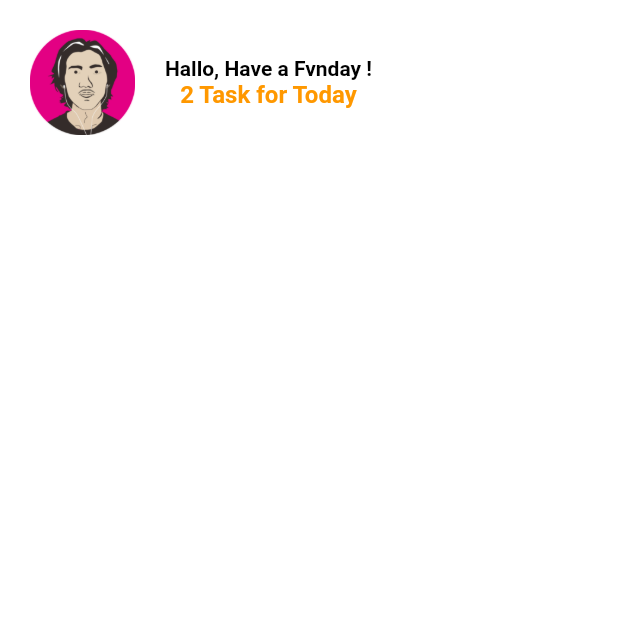
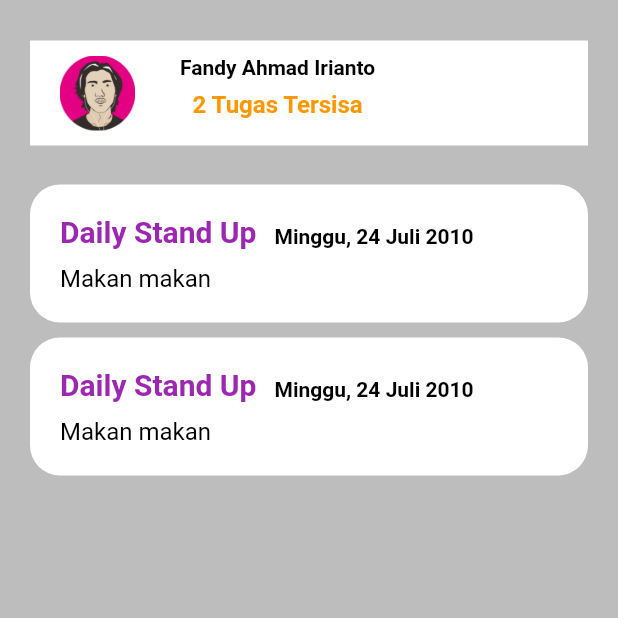
Before and after one commit to thefvnday/RoadToIP, a Flutter app: the screen it shows after launch, after a tap on "Sign in with Email", on a phone screen of 412 x 824 dp, the top half of it. Run offline on Flutter 3.47's test engine with Material 2 defaults, Android fonts, the phone set to English and light mode, and no system bars; our stand-ins replace flutter_signin_button, flutter_svg.

Commit message:
update tampian homescreen

```diff
--- a/todolist/lib/Screens/Home/components/body.dart
+++ b/todolist/lib/Screens/Home/components/body.dart
@@ -1,4 +1,7 @@
 import 'package:flutter/material.dart';
+import 'package:todolist/Screens/Home/components/img_header.dart';
+import 'package:todolist/Screens/Home/components/task_card_widget.dart';
+import 'package:todolist/Screens/Home/components/text_header.dart';
 
 class Body extends StatelessWidget {
   const Body({Key? key}) : super(key: key);
@@ -6,57 +9,111 @@ class Body extends StatelessWidget {
   @override
   Widget build(BuildContext context) {
     return Scaffold(
-      body: ListView(
+      backgroundColor: Colors.black26,
+      body: Container(
+        child: ListView(
           children: <Widget>[
             SizedBox(
-            height: 20,
+              height: 7,
             ),
             Padding(
-            padding: EdgeInsets.symmetric(horizontal: 20),
+              padding: EdgeInsets.symmetric(horizontal: 20, vertical: 20),
+              child: Container(
+                color: Colors.white,
+                height: 70,
+                padding: EdgeInsets.only(left: 10, top: 10, bottom: 10),
                 child: Row(
                   mainAxisAlignment: MainAxisAlignment.start,
                   children: <Widget>[
-                Container(
-                  height: 70,
-                  width: 70,
-                  decoration: BoxDecoration(
-                    image: DecorationImage(
-                      image: AssetImage('assets/images/fvn.png'),
-                    ),
-                    borderRadius: BorderRadius.circular(10),
-                  ),
+                    ImgHeader(
+                      imgheader: 'assets/images/fvn.png',
                     ),
                     SizedBox(
                       width: 20,
                     ),
-                Column(
-                  mainAxisAlignment: MainAxisAlignment.start,
-                  children: <Widget>[
-                    Text(
-                      "Hallo, Have a Fvnday !",
-                      style: TextStyle(
-                          fontSize: 14,
-                          fontWeight: FontWeight.bold,
-                          color: Colors.black),
-                    ),
-                    SizedBox(
-                      width: 5,
-                    ),
-                    Text(
-                      "2 Task for Today",
-                      style: TextStyle(
-                          fontSize: 16,
-                          fontWeight: FontWeight.bold,
-                          color: Colors.orange),
+                    TextHeader(
+                      TextName: 'Fandy Ahmad Irianto',
+                      TextNotif: '2 Tugas Tersisa',
                     ),
                   ],
                 ),
-              SizedBox(height: 40.0,),
-
+              ),
+            ),
+            Padding(
+              padding: EdgeInsets.symmetric(horizontal: 20, vertical: 6),
+              child: SafeArea(
+                child: Container(
+                  width: double.infinity,
+                  padding: EdgeInsets.symmetric(),
+                  child: Stack(
+                    children: [
+                      Column(
+                        children: [
+                          TaskCardWidget(
+                            title: 'Daily Stand Up',
+                            note: 'Makan makan',
+                            date: 'Minggu, 24 Juli 2010',
+                          ),
+                          TaskCardWidget(
+                            title: 'Daily Stand Up',
+                            note: 'Makan makan',
+                            date: 'Minggu, 24 Juli 2010',
+                          ),
+                        ],
+                      )
                     ],
                   ),
-          )
+                ),
+              ),
+            ),
+            SizedBox(
+              height: 20,
+            ),
+
+            // Container(
+            //   child: Row(
+            //     mainAxisAlignment: MainAxisAlignment.spaceEvenly,
+            //     children: <Widget>[
+            //       Positioned(
+
+            //         bottom: 0,
+            //         child: Container(
+            //           width: 50,
+            //           height: 50,
+            //           child: Icon(
+            //             Icons.task,
+            //             color: Colors.blue,
+            //           ),
+            //         ),
+            //       ),
+            //       Positioned(
+            //         bottom: 0,
+            //         child: Container(
+            //           width: 50,
+            //           height: 50,
+            //           decoration: BoxDecoration(
+            //               color: Colors.blue,
+            //               borderRadius: BorderRadius.circular(20)),
+            //           child: Icon(
+            //             Icons.add,
+            //             color: Colors.white,
+            //           ),
+            //         ),
+            //       ),
+            //       Positioned(
+            //         bottom: 0,
+            //         left: 0,
+            //         child: Container(
+            //           width: 50,
+            //           height: 50,
+            //           child: Icon(Icons.settings, color: Colors.blue),
+            //         ),
+            //       )
+            //     ],
+            //   ),
+            // )
           ],
+        ),
       ),
     );
   }
--- /dev/null
+++ b/todolist/lib/Screens/Home/components/img_header.dart
@@ -0,0 +1,23 @@
+import 'package:flutter/material.dart';
+
+
+class ImgHeader extends StatelessWidget {
+  final String imgheader;
+  const ImgHeader({
+    Key? key, required this.imgheader,
+  }) : super(key: key);
+
+  @override
+  Widget build(BuildContext context) {
+    return Container(
+      height: 70,
+      width: 70,
+      decoration: BoxDecoration(
+        image: DecorationImage(
+          image: AssetImage(imgheader),
+        ),
+        borderRadius: BorderRadius.circular(10),
+      ),
+    );
+  }
+}
--- /dev/null
+++ b/todolist/lib/Screens/Home/components/task_card_widget.dart
@@ -0,0 +1,67 @@
+import 'package:flutter/material.dart';
+
+
+class TaskCardWidget extends StatelessWidget {
+  final String title;
+  final String note;
+  final String date;
+  const TaskCardWidget(
+      {Key? key, required this.title, required this.note, required this.date})
+      : super(key: key);
+
+  @override
+  Widget build(BuildContext context) {
+    return Padding(
+      padding: const EdgeInsets.only(bottom: 10),
+      child: Container(
+
+        padding: EdgeInsets.symmetric(
+          vertical: 20,
+          horizontal: 20,
+        ),
+        decoration: BoxDecoration(
+          color: Colors.white,
+          borderRadius: BorderRadius.circular(20),
+        ),
+        child: Column(
+          crossAxisAlignment: CrossAxisAlignment.start,
+          children: [
+            Row(
+              children: [
+                Text(
+                  title,
+                  style: TextStyle(
+                      color: Colors.purple,
+                      fontSize: 20,
+                      fontWeight: FontWeight.bold),
+
+                ),
+                Padding(
+                  padding: const EdgeInsets.only(left: 12, top: 6),
+                  child: Text(
+                  date,
+                  style: TextStyle(
+                    color: Colors.black,
+                    fontSize: 14,
+                    fontWeight: FontWeight.bold
+                  ),
+                  ),
+                )
+              ],
+            ),
+            Padding(
+              padding: const EdgeInsets.only(top: 10),
+              child: Text(
+                note,
+                style: TextStyle(
+                  color: Colors.black,
+                  fontSize: 16,
+                ),
+              ),
+            ),
+          ],
+        ),
+      ),
+    );
+  }
+}
--- /dev/null
+++ b/todolist/lib/Screens/Home/components/text_header.dart
@@ -0,0 +1,37 @@
+import 'package:flutter/material.dart';
+
+
+class TextHeader extends StatelessWidget {
+  final String TextName;
+  final String TextNotif;
+
+  const TextHeader({
+    Key? key, required this.TextName,required this.TextNotif,
+  }) : super(key: key);
+
+  @override
+  Widget build(BuildContext context) {
+    return Column(
+      mainAxisAlignment: MainAxisAlignment.start,
+      children: <Widget>[
+        Text(
+          TextName,
+          style: TextStyle(
+              fontSize: 14,
+              fontWeight: FontWeight.bold,
+              color: Colors.black),
+        ),
+        SizedBox(
+          height: 7,
+        ),
+        Text(
+          TextNotif,
+          style: TextStyle(
+              fontSize: 16,
+              fontWeight: FontWeight.bold,
+              color: Colors.orange),
+        ),
+      ],
+    );
+  }
+}
```
Lines whose indentation alone changed are shown as unchanged.
